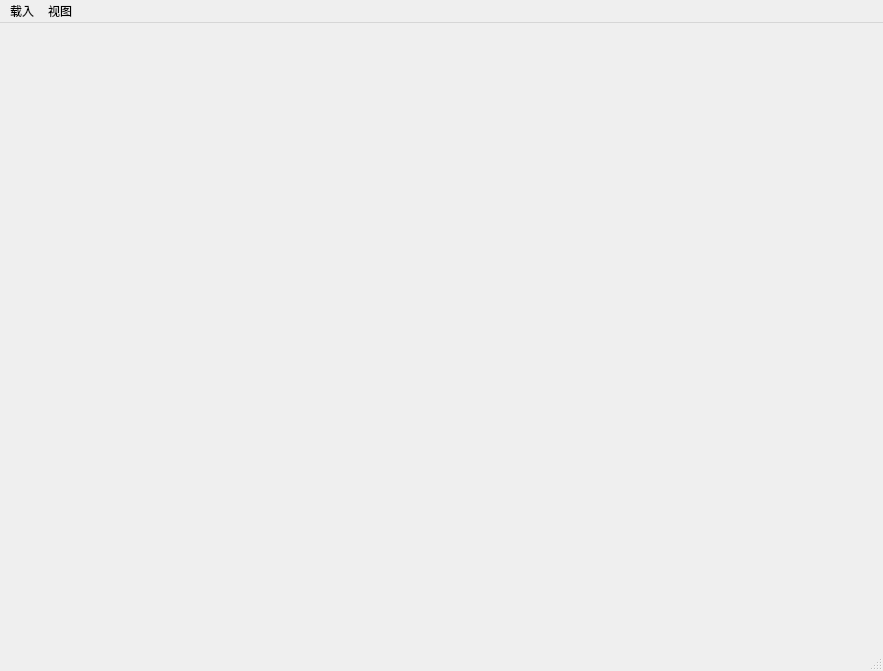
Qt form MainView.ui (Xiehuif/UrukulDDSGUI) before a commit.
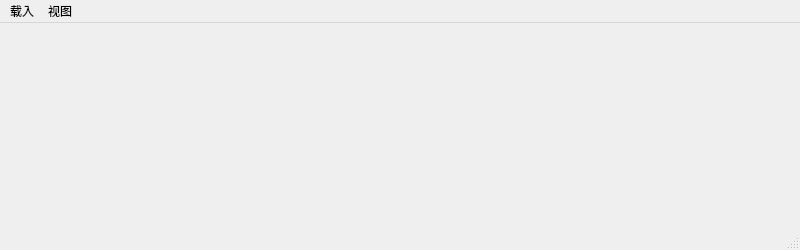
The same form after that commit.

What changed in the file:
```diff
--- a/MainView.ui
+++ b/MainView.ui
@@ -6,10 +6,28 @@
    <rect>
     <x>0</x>
     <y>0</y>
-    <width>883</width>
-    <height>671</height>
+    <width>800</width>
+    <height>250</height>
    </rect>
   </property>
+  <property name="sizePolicy">
+   <sizepolicy hsizetype="Minimum" vsizetype="Fixed">
+    <horstretch>0</horstretch>
+    <verstretch>0</verstretch>
+   </sizepolicy>
+  </property>
+  <property name="minimumSize">
+   <size>
+    <width>0</width>
+    <height>250</height>
+   </size>
+  </property>
+  <property name="maximumSize">
+   <size>
+    <width>16777215</width>
+    <height>250</height>
+   </size>
+  </property>
   <property name="windowTitle">
    <string>MainWindow</string>
   </property>
@@ -21,7 +39,7 @@
     <rect>
      <x>0</x>
      <y>0</y>
-     <width>883</width>
+     <width>800</width>
      <height>21</height>
     </rect>
    </property>
```
Left out of the diff: 6 changed lines with no effect on the pictures.
